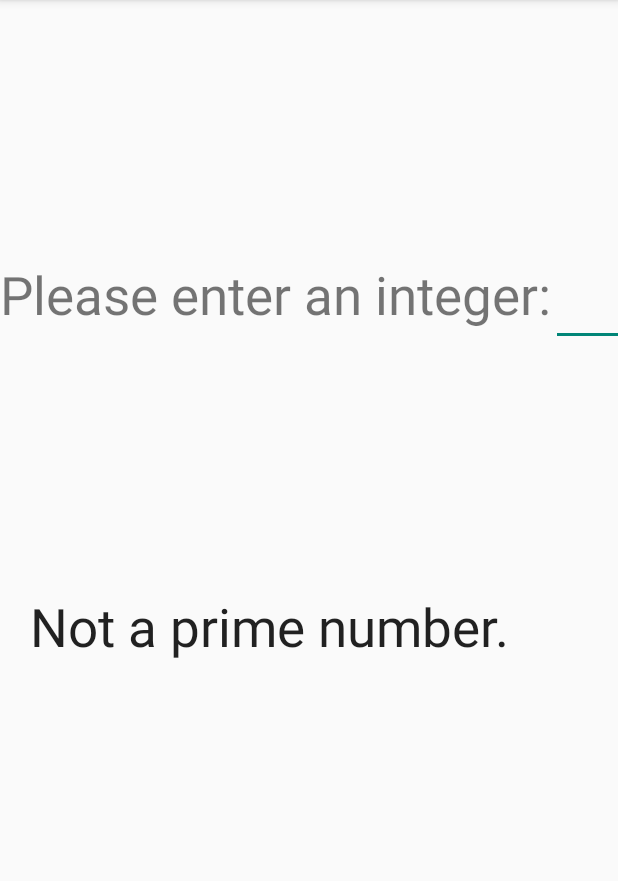
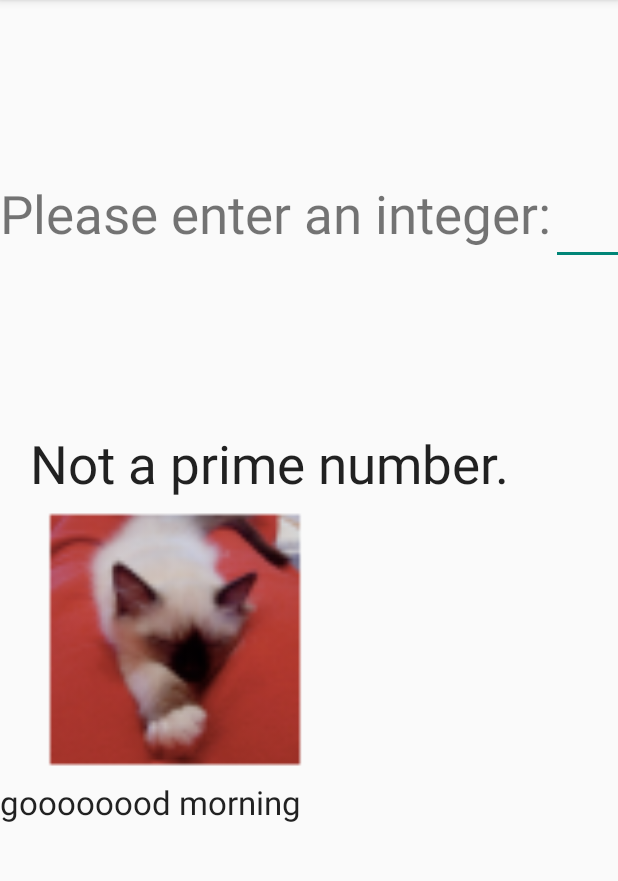
Before and after one commit to nschmed/PrimeTester, an Android app: the screen it shows after launch (PrimeTesterActivity), on a phone screen of 412 x 824 dp, the part 84-965 px from its top. Run offline under Robolectric (Android 15) with nearby library versions, the phone set to English and light mode, and no system bars.

Commit message:
Working isPrime method and correct indentation

```diff
--- a/app/src/main/java/edu/up/cs371/primetester/PrimeTester.java
+++ b/app/src/main/java/edu/up/cs371/primetester/PrimeTester.java
@@ -1,4 +1,5 @@
 package edu.up.cs371.primetester;
+import android.util.Log;
 
 /**
  * Created by vegdahl on 7/17/2015.
@@ -18,7 +19,8 @@ public class PrimeTester {
         if(n==0 || n==1){
             return false;
         }
-        for(int i=2; i<n;i++){
+        for(int i=2; i<n; i++){
+            Log.i("isPrime", ""+i);
             if (n%i == 0){
                 return false;
             }
--- a/app/src/main/res/layout/activity_prime_tester.xml
+++ b/app/src/main/res/layout/activity_prime_tester.xml
@@ -74,6 +74,20 @@
             android:layout_weight="1" />
     </LinearLayout>
 
+    <ImageView
+        android:layout_width="233dp"
+        android:layout_height="wrap_content"
+        android:id="@+id/imageView"
+        android:src="@mipmap/kitten"
+        android:layout_weight="1.28" />
+
+    <TextView
+        android:layout_width="wrap_content"
+        android:layout_height="wrap_content"
+        android:textAppearance="?android:attr/textAppearanceLarge"
+        android:text="@string/kittten_caption"
+        android:id="@+id/textView" />
+
     <Space
         android:layout_width="0dp"
         android:layout_height="0dp"
--- a/app/src/main/res/values/strings.xml
+++ b/app/src/main/res/values/strings.xml
@@ -5,4 +5,5 @@
     <string name="is_prime"> Prime number.</string>
     <string name="not_prime"> Not a prime number.</string>
     <string name="action_settings">Settings</string>
+    <string name="kittten_caption">goooooood morning</string>
 </resources>
```
Also changed, not shown: app/src/main/kitten-web.png (added), app/src/main/res/mipmap-hdpi/kitten.png (added), app/src/main/res/mipmap-mdpi/kitten.png (added), app/src/main/res/mipmap-xhdpi/kitten.png (added), app/src/main/res/mipmap-xxhdpi/kitten.png (added), app/src/main/res/mipmap-xxxhdpi/kitten.png (added).
